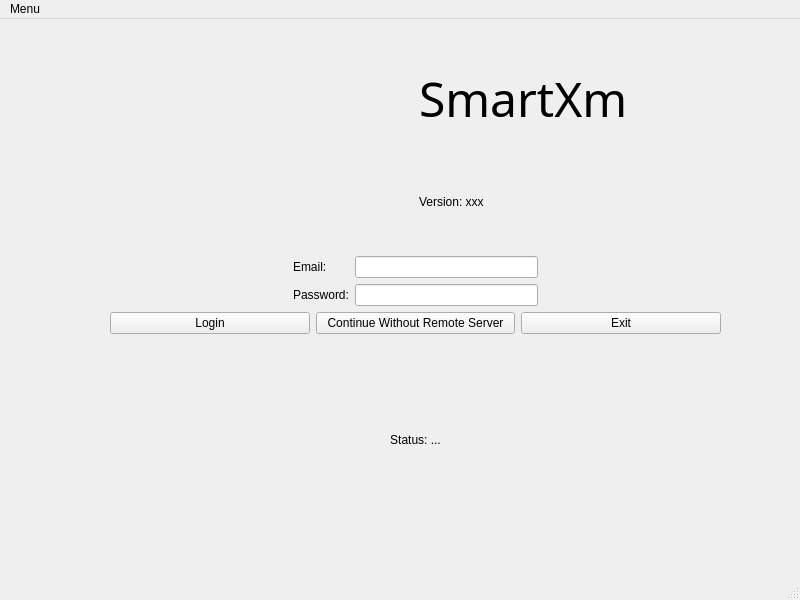
First picture: the form in UI-prototyping/login/login_window.ui, repository KaziRifatMorshed/SmartXm, before the edit.
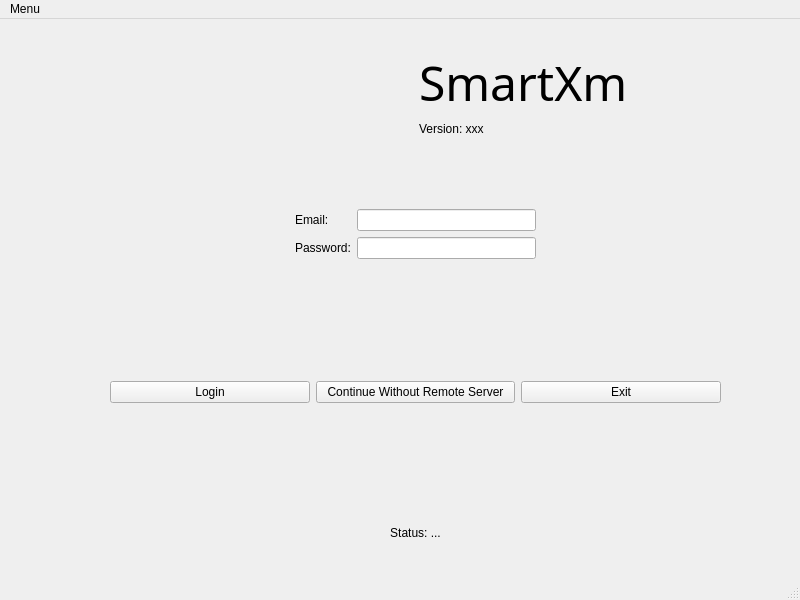
Second picture: the form after the edit. Icons and pictures are not drawn.

What changed in the file:
```diff
--- a/UI-prototyping/login/login_window.ui
+++ b/UI-prototyping/login/login_window.ui
@@ -24,6 +24,13 @@
      </rect>
     </property>
     <layout class="QGridLayout" name="gridLayout_3">
+     <item row="5" column="0">
+      <widget class="QLabel" name="label_2">
+       <property name="text">
+        <string>&lt;html&gt;&lt;head/&gt;&lt;body&gt;&lt;p align=&quot;center&quot;&gt;Status: ...&lt;/p&gt;&lt;/body&gt;&lt;/html&gt;</string>
+       </property>
+      </widget>
+     </item>
      <item row="0" column="0">
       <layout class="QGridLayout" name="gridLayout">
        <item row="0" column="0" rowspan="2">
@@ -31,6 +38,9 @@
          <property name="text">
           <string/>
          </property>
+         <property name="textFormat">
+          <enum>Qt::TextFormat::RichText</enum>
+         </property>
          <property name="pixmap">
           <pixmap>../../logo/SmartXm-logo-mid.png</pixmap>
          </property>
@@ -58,25 +68,38 @@
        </item>
       </layout>
      </item>
+     <item row="2" column="0">
+      <spacer name="verticalSpacer">
+       <property name="orientation">
+        <enum>Qt::Orientation::Vertical</enum>
+       </property>
+       <property name="sizeHint" stdset="0">
+        <size>
+         <width>20</width>
+         <height>40</height>
+        </size>
+       </property>
+      </spacer>
+     </item>
      <item row="1" column="0">
       <layout class="QGridLayout" name="gridLayout_2">
        <property name="horizontalSpacing">
         <number>6</number>
        </property>
-       <item row="0" column="2">
+       <item row="1" column="2">
         <widget class="QLineEdit" name="emailTextField"/>
        </item>
-       <item row="1" column="1">
+       <item row="2" column="1">
         <widget class="QLabel" name="label_pass">
          <property name="text">
           <string>Password:</string>
          </property>
         </widget>
        </item>
-       <item row="1" column="2">
+       <item row="2" column="2">
         <widget class="QLineEdit" name="passTextField"/>
        </item>
-       <item row="0" column="3" rowspan="2">
+       <item row="1" column="3" rowspan="2">
         <spacer name="horizontalSpacer_2">
          <property name="orientation">
           <enum>Qt::Orientation::Horizontal</enum>
@@ -89,14 +112,14 @@
          </property>
         </spacer>
        </item>
-       <item row="0" column="1">
+       <item row="1" column="1">
         <widget class="QLabel" name="label_email">
          <property name="text">
           <string>Email:</string>
          </property>
         </widget>
        </item>
-       <item row="0" column="0" rowspan="2">
+       <item row="1" column="0" rowspan="2">
         <spacer name="horizontalSpacer">
          <property name="orientation">
           <enum>Qt::Orientation::Horizontal</enum>
@@ -109,9 +132,22 @@
          </property>
         </spacer>
        </item>
+       <item row="0" column="0" colspan="4">
+        <spacer name="verticalSpacer_2">
+         <property name="orientation">
+          <enum>Qt::Orientation::Vertical</enum>
+         </property>
+         <property name="sizeHint" stdset="0">
+          <size>
+           <width>20</width>
+           <height>40</height>
+          </size>
+         </property>
+        </spacer>
+       </item>
       </layout>
      </item>
-     <item row="2" column="0">
+     <item row="3" column="0">
       <layout class="QHBoxLayout" name="horizontalLayout">
        <item>
         <widget class="QPushButton" name="loginButton">
@@ -136,12 +172,18 @@
        </item>
       </layout>
      </item>
-     <item row="3" column="0">
-      <widget class="QLabel" name="label_2">
-       <property name="text">
-        <string>&lt;html&gt;&lt;head/&gt;&lt;body&gt;&lt;p align=&quot;center&quot;&gt;Status: ...&lt;/p&gt;&lt;/body&gt;&lt;/html&gt;</string>
+     <item row="4" column="0">
+      <spacer name="verticalSpacer_3">
+       <property name="orientation">
+        <enum>Qt::Orientation::Vertical</enum>
        </property>
-      </widget>
+       <property name="sizeHint" stdset="0">
+        <size>
+         <width>20</width>
+         <height>40</height>
+        </size>
+       </property>
+      </spacer>
      </item>
     </layout>
    </widget>
```
Left out of the diff: 3 changed lines with no effect on the pictures.
